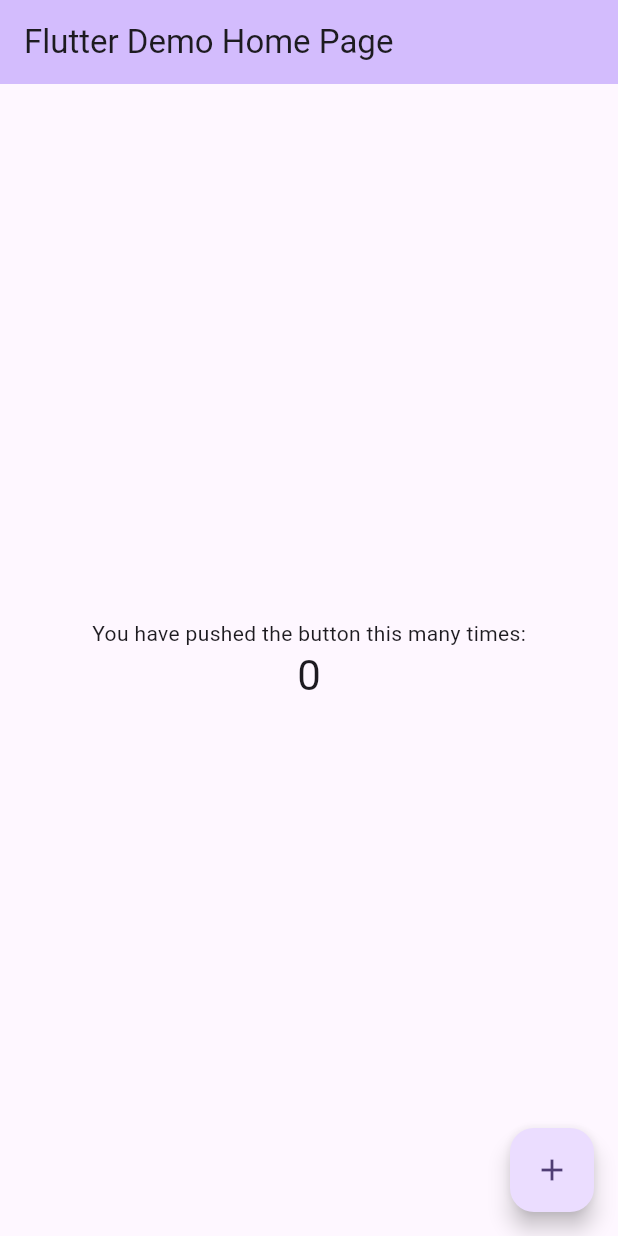
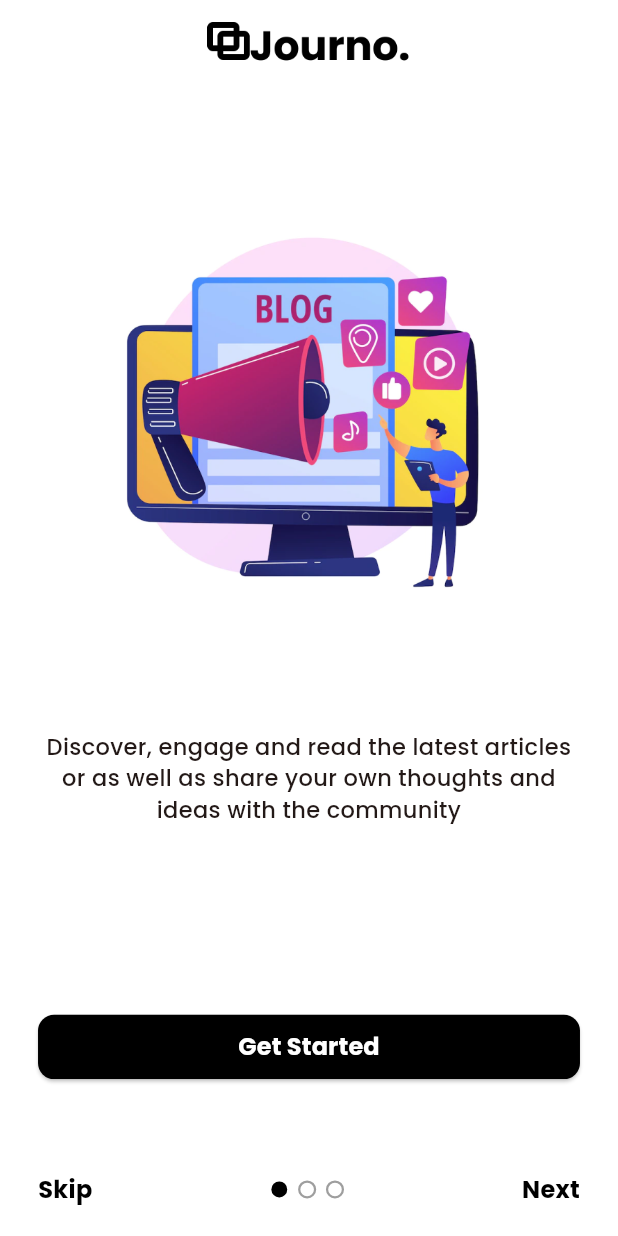
Before and after one commit to Raunak9199/blog_app, a Flutter app: the screen it shows after launch, on a phone screen of 412 x 824 dp. Run offline on Flutter 3.47's test engine with Material 3 defaults, Android fonts, the phone set to English and light mode, and no system bars; drawn by our look-alikes of smooth_page_indicator; our stand-ins replace auto_route, flutter_screenutil, google_fonts, velocity_x.

Commit message:
onboarding screen done

```diff
--- a/lib/core/constants/my_assets.dart
+++ b/lib/core/constants/my_assets.dart
@@ -0,0 +1,8 @@
+class MyAssets {
+  MyAssets._();
+  static const String mainLogoNew = "assets/images/main_logo_new.png";
+  static const String mainLogo = "assets/images/main_logo.png";
+  static const String onb1 = "assets/images/Onboarding1.png";
+  static const String onb2 = "assets/images/Onboarding2.png";
+  static const String onb3 = "assets/images/Onboarding3.png";
+}
--- a/lib/core/constants/my_colors.dart
+++ b/lib/core/constants/my_colors.dart
@@ -0,0 +1,8 @@
+import 'package:flutter/material.dart';
+
+class MyColors {
+  MyColors._();
+  static const primaryColor = Color(0xffE85520);
+  static const primaryBgColor = Color(0xffFFFFFF);
+  static const secondaryColor = Colors.green;
+}
--- a/lib/core/constants/my_strings.dart
+++ b/lib/core/constants/my_strings.dart
@@ -0,0 +1,4 @@
+class MyStrings {
+  MyStrings._();
+  static const String appName = 'My Blog';
+}
--- a/lib/core/themes/app_theme.dart
+++ b/lib/core/themes/app_theme.dart
@@ -0,0 +1,17 @@
+import 'package:blog_app/core/constants/my_colors.dart';
+import 'package:flutter/material.dart';
+import 'package:google_fonts/google_fonts.dart';
+
+class AppThemes {
+  static final lightTheme = ThemeData(
+    colorScheme: ColorScheme.fromSeed(seedColor: MyColors.primaryColor),
+    useMaterial3: true,
+    fontFamily: GoogleFonts.poppins().fontFamily,
+  );
+
+  static final darkTheme = ThemeData(
+    colorScheme: ColorScheme.fromSeed(seedColor: MyColors.secondaryColor),
+    useMaterial3: true,
+    fontFamily: GoogleFonts.poppins().fontFamily,
+  );
+}
--- a/lib/main.dart
+++ b/lib/main.dart
@@ -1,4 +1,9 @@
+import 'package:blog_app/core/constants/my_strings.dart';
+import 'package:blog_app/core/themes/app_theme.dart';
 import 'package:flutter/material.dart';
+import 'package:flutter_screenutil/flutter_screenutil.dart';
+
+import 'presentation/routes/router.dart';
 
 void main() {
   runApp(const MyApp());
@@ -7,119 +12,21 @@
 class MyApp extends StatelessWidget {
   const MyApp({super.key});
 
-  // This widget is the root of your application.
   @override
   Widget build(BuildContext context) {
-    return MaterialApp(
-      title: 'Flutter Demo',
-      theme: ThemeData(
-        // This is the theme of your application.
-        //
-        // TRY THIS: Try running your application with "flutter run". You'll see
-        // the application has a purple toolbar. Then, without quitting the app,
-        // try changing the seedColor in the colorScheme below to Colors.green
-        // and then invoke "hot reload" (save your changes or press the "hot
-        // reload" button in a Flutter-supported IDE, or press "r" if you used
-        // the command line to start the app).
-        //
-        // Notice that the counter didn't reset back to zero; the application
-        // state is not lost during the reload. To reset the state, use hot
-        // restart instead.
-        //
-        // This works for code too, not just values: Most code changes can be
-        // tested with just a hot reload.
-        colorScheme: ColorScheme.fromSeed(seedColor: Colors.deepPurple),
-        useMaterial3: true,
-      ),
-      home: const MyHomePage(title: 'Flutter Demo Home Page'),
-    );
+    final appRouter = AppRouter();
+    return ScreenUtilInit(
+        designSize: const Size(390, 844),
+        minTextAdapt: true,
+        builder: (_, __) {
+          return MaterialApp.router(
+            title: MyStrings.appName,
+            theme: AppThemes.lightTheme,
+            darkTheme: AppThemes.darkTheme,
+            debugShowCheckedModeBanner: false,
+            routerConfig: appRouter.config(),
+            // home: const MyHomePage(title: 'Flutter Demo Home Page'),
+          );
+        });
   }
 }
-
-class MyHomePage extends StatefulWidget {
-  const MyHomePage({super.key, required this.title});
-
-  // This widget is the home page of your application. It is stateful, meaning
-  // that it has a State object (defined below) that contains fields that affect
-  // how it looks.
-
-  // This class is the configuration for the state. It holds the values (in this
-  // case the title) provided by the parent (in this case the App widget) and
-  // used by the build method of the State. Fields in a Widget subclass are
-  // always marked "final".
-
-  final String title;
-
-  @override
-  State<MyHomePage> createState() => _MyHomePageState();
-}
-
-class _MyHomePageState extends State<MyHomePage> {
-  int _counter = 0;
-
-  void _incrementCounter() {
-    setState(() {
-      // This call to setState tells the Flutter framework that something has
-      // changed in this State, which causes it to rerun the build method below
-      // so that the display can reflect the updated values. If we changed
-      // _counter without calling setState(), then the build method would not be
-      // called again, and so nothing would appear to happen.
-      _counter++;
-    });
-  }
-
-  @override
-  Widget build(BuildContext context) {
-    // This method is rerun every time setState is called, for instance as done
-    // by the _incrementCounter method above.
-    //
-    // The Flutter framework has been optimized to make rerunning build methods
-    // fast, so that you can just rebuild anything that needs updating rather
-    // than having to individually change instances of widgets.
-    return Scaffold(
-      appBar: AppBar(
-        // TRY THIS: Try changing the color here to a specific color (to
-        // Colors.amber, perhaps?) and trigger a hot reload to see the AppBar
-        // change color while the other colors stay the same.
-        backgroundColor: Theme.of(context).colorScheme.inversePrimary,
-        // Here we take the value from the MyHomePage object that was created by
-        // the App.build method, and use it to set our appbar title.
-        title: Text(widget.title),
-      ),
-      body: Center(
-        // Center is a layout widget. It takes a single child and positions it
-        // in the middle of the parent.
-        child: Column(
-          // Column is also a layout widget. It takes a list of children and
-          // arranges them vertically. By default, it sizes itself to fit its
-          // children horizontally, and tries to be as tall as its parent.
-          //
-          // Column has various properties to control how it sizes itself and
-          // how it positions its children. Here we use mainAxisAlignment to
-          // center the children vertically; the main axis here is the vertical
-          // axis because Columns are vertical (the cross axis would be
-          // horizontal).
-          //
-          // TRY THIS: Invoke "debug painting" (choose the "Toggle Debug Paint"
-          // action in the IDE, or press "p" in the console), to see the
-          // wireframe for each widget.
-          mainAxisAlignment: MainAxisAlignment.center,
-          children: <Widget>[
-            const Text(
-              'You have pushed the button this many times:',
-            ),
-            Text(
-              '$_counter',
-              style: Theme.of(context).textTheme.headlineMedium,
-            ),
-          ],
-        ),
-      ),
-      floatingActionButton: FloatingActionButton(
-        onPressed: _incrementCounter,
-        tooltip: 'Increment',
-        child: const Icon(Icons.add),
-      ), // This trailing comma makes auto-formatting nicer for build methods.
-    );
-  }
-}
--- /dev/null
+++ b/lib/presentation/routes/router.dart
@@ -0,0 +1,15 @@
+import 'package:auto_route/auto_route.dart';
+
+import 'router.gr.dart';
+
+@AutoRouterConfig(replaceInRouteName: 'Route')
+class AppRouter extends $AppRouter {
+  @override
+  RouteType get defaultRouteType => const RouteType.adaptive();
+
+  @override
+  List<AutoRoute> get routes => [
+        AutoRoute(page: SplashScreenRoute.page, path: "/", initial: true),
+        AutoRoute(page: OnBoardingScreenRoute.page),
+      ];
+}
--- /dev/null
+++ b/lib/presentation/screens/onboard/onb_exp.dart
@@ -0,0 +1,12 @@
+import 'package:auto_route/auto_route.dart';
+import 'package:blog_app/core/constants/my_assets.dart';
+import 'package:blog_app/presentation/screens/onboard/onb_view_model.dart';
+import 'package:flutter/material.dart';
+import 'package:flutter_screenutil/flutter_screenutil.dart';
+import 'package:smooth_page_indicator/smooth_page_indicator.dart';
+import 'package:velocity_x/velocity_x.dart';
+
+import '../../../core/constants/my_colors.dart';
+
+part 'onboard_screen.dart';
+part './widgets/onb_widget.dart';
--- /dev/null
+++ b/lib/presentation/screens/onboard/onb_view_model.dart
@@ -0,0 +1,5 @@
+import 'package:flutter/material.dart';
+
+class OnboardViewModel{
+  final PageController pageController  =  PageController();
+}
--- /dev/null
+++ b/lib/presentation/screens/onboard/onboard_screen.dart
@@ -0,0 +1,110 @@
+part of 'onb_exp.dart';
+
+@RoutePage()
+class OnBoardingScreen extends StatefulWidget {
+  const OnBoardingScreen({super.key});
+
+  @override
+  State<OnBoardingScreen> createState() => _OnBoardingScreenState();
+}
+
+class _OnBoardingScreenState extends State<OnBoardingScreen> {
+  OnboardViewModel onboardViewModel = OnboardViewModel();
+  @override
+  Widget build(BuildContext context) {
+    return Scaffold(
+      backgroundColor: MyColors.primaryBgColor,
+      body: SafeArea(
+        child: Padding(
+          padding: EdgeInsets.symmetric(horizontal: 24.w),
+          child: Center(
+            child: Column(
+              crossAxisAlignment: CrossAxisAlignment.center,
+              children: [
+                SizedBox(height: 10.h),
+                Image.asset(
+                  MyAssets.mainLogo,
+                  color: Colors.black,
+                  height: 42.h,
+                  width: 139.w,
+                ),
+                SizedBox(height: 53.h),
+                PageView(
+                  controller: onboardViewModel.pageController,
+                  children: const [
+                    OnnboardWidget(
+                      image: MyAssets.onb1,
+                      content:
+                          "Discover, engage and read the latest articles or as well as share your own thoughts and ideas with the community",
+                    ),
+                    OnnboardWidget(
+                      image: MyAssets.onb2,
+                      content:
+                          "Customize your reading experience and join the conversation by creating an account.",
+                    ),
+                    OnnboardWidget(
+                      image: MyAssets.onb3,
+                      content:
+                          "Explore a wide selection of categories, or use the search bar to find specific topics",
+                    ),
+                  ],
+                ).expand(),
+                SizedBox(height: 61.h),
+                ElevatedButton(
+                  onPressed: () {},
+                  style: ElevatedButton.styleFrom(
+                    backgroundColor: Colors.black,
+                    minimumSize: Size(MediaQuery.of(context).size.width, 44.h),
+                    shape: RoundedRectangleBorder(
+                      borderRadius: BorderRadius.circular(11.r),
+                    ),
+                  ),
+                  child: "Get Started"
+                      .text
+                      .white
+                      .size(16)
+                      .fontWeight(FontWeight.w700)
+                      .make(),
+                ),
+                SizedBox(height: 61.h),
+                Row(
+                  mainAxisAlignment: MainAxisAlignment.spaceBetween,
+                  children: [
+                    "Skip"
+                        .text
+                        .black
+                        .size(16)
+                        .fontWeight(FontWeight.w700)
+                        .make(),
+                    SmoothPageIndicator(
+                      controller: onboardViewModel.pageController,
+                      count: 3,
+                      axisDirection: Axis.horizontal,
+                      effect: WormEffect(
+                        spacing: 8.0,
+                        radius: 50.r,
+                        dotWidth: 10.w,
+                        dotHeight: 10.w,
+                        paintStyle: PaintingStyle.stroke,
+                        strokeWidth: 1.5,
+                        dotColor: Colors.grey,
+                        activeDotColor: Colors.black,
+                      ),
+                    ),
+                    "Next"
+                        .text
+                        .black
+                        .size(16)
+                        .fontWeight(FontWeight.w700)
+                        .make(),
+                  ],
+                ),
+                SizedBox(height: 20.h),
+              ],
+            ),
+          ),
+        ),
+      ),
+    );
+  }
+}
--- /dev/null
+++ b/lib/presentation/screens/onboard/widgets/onb_widget.dart
@@ -0,0 +1,87 @@
+part of '../onb_exp.dart';
+
+class OnnboardWidget extends StatefulWidget {
+  const OnnboardWidget({
+    super.key,
+    required this.image,
+    required this.content,
+    // required this.image2,
+    // required this.content2,
+    // required this.image3,
+    // required this.content3,
+  });
+  final String image;
+  final String content;
+  // final String image2;
+  // final String content2;
+  // final String image3;
+  // final String content3;
+
+  @override
+  State<OnnboardWidget> createState() => _OnnboardWidgetState();
+}
+
+class _OnnboardWidgetState extends State<OnnboardWidget> {
+  OnboardViewModel onboardViewModel = OnboardViewModel();
+  @override
+  Widget build(BuildContext context) {
+    return Column(
+      children: [
+        Image.asset(
+          widget.image,
+          height: 353.h,
+          width: double.maxFinite,
+        ),
+        SizedBox(height: 41.h),
+        SizedBox(
+          width: 341.w,
+          child: widget.content.text
+              .size(15)
+              .fontWeight(FontWeight.w500)
+              .align(TextAlign.center)
+              .make(),
+        ),
+      ],
+    );
+    // ////
+    /*   Column(
+          children: [
+            Image.asset(
+              widget.image2,
+              height: 353.h,
+              width: double.maxFinite,
+            ),
+            SizedBox(height: 41.h),
+            SizedBox(
+              width: 341.w,
+              child: widget.content2.text
+                  .size(15)
+                  .fontWeight(FontWeight.w500)
+                  .align(TextAlign.center)
+                  .make(),
+            ),
+          ],
+        ),
+        // ////
+        Column(
+          children: [
+            Image.asset(
+              widget.image3,
+              height: 353.h,
+              width: double.maxFinite,
+            ),
+            SizedBox(height: 41.h),
+            SizedBox(
+              width: 341.w,
+              child: widget.content3.text
+                  .size(15)
+                  .fontWeight(FontWeight.w500)
+                  .align(TextAlign.center)
+                  .make(),
+            ),
+          ],
+        ), */
+    // ],
+    // );
+  }
+}
--- /dev/null
+++ b/lib/presentation/screens/splash-screen/splash.dart
@@ -0,0 +1,44 @@
+part of 'splash_imports.dart';
+
+@RoutePage()
+class SplashScreen extends StatefulWidget {
+  const SplashScreen({super.key});
+
+  @override
+  State<SplashScreen> createState() => _SplashScreenState();
+}
+
+class _SplashScreenState extends State<SplashScreen> {
+  @override
+  void initState() {
+    goToOnboard();
+    super.initState();
+  }
+
+  goToOnboard() async {
+    await Future.delayed(const Duration(seconds: 4), () {
+      AutoRouter.of(context).push(const OnBoardingScreenRoute());
+    });
+  }
+
+  @override
+  Widget build(BuildContext context) {
+    return Scaffold(
+      backgroundColor: MyColors.primaryBgColor,
+      extendBodyBehindAppBar: true,
+      body: Center(
+        child: SizedBox(
+          height: 42.h,
+          width: 139.w,
+          child: const FadeInImage(
+            fadeInDuration: Duration(seconds: 1),
+            placeholder: AssetImage("assets/images/main_logo_new.png"),
+            image: AssetImage(
+              "assets/images/main_logo_new.png",
+            ),
+          ),
+        ),
+      ),
+    );
+  }
+}
--- /dev/null
+++ b/lib/presentation/screens/splash-screen/splash_imports.dart
@@ -0,0 +1,7 @@
+import 'package:blog_app/core/constants/my_colors.dart';
+import 'package:blog_app/presentation/routes/router.gr.dart';
+import 'package:flutter/material.dart';
+import 'package:auto_route/auto_route.dart';
+import 'package:flutter_screenutil/flutter_screenutil.dart';
+
+part 'splash.dart';
```
Also changed, not shown: pubspec.yaml (+19 -2 lines), assets/images/Onboarding1.png (added), assets/images/Onboarding2.png (added), assets/images/Onboarding3.png (added), assets/images/main_logo.png (added), assets/images/main_logo_new.png (added), lib/presentation/routes/router.gr.dart (added), pubspec.lock, 1 other file.
